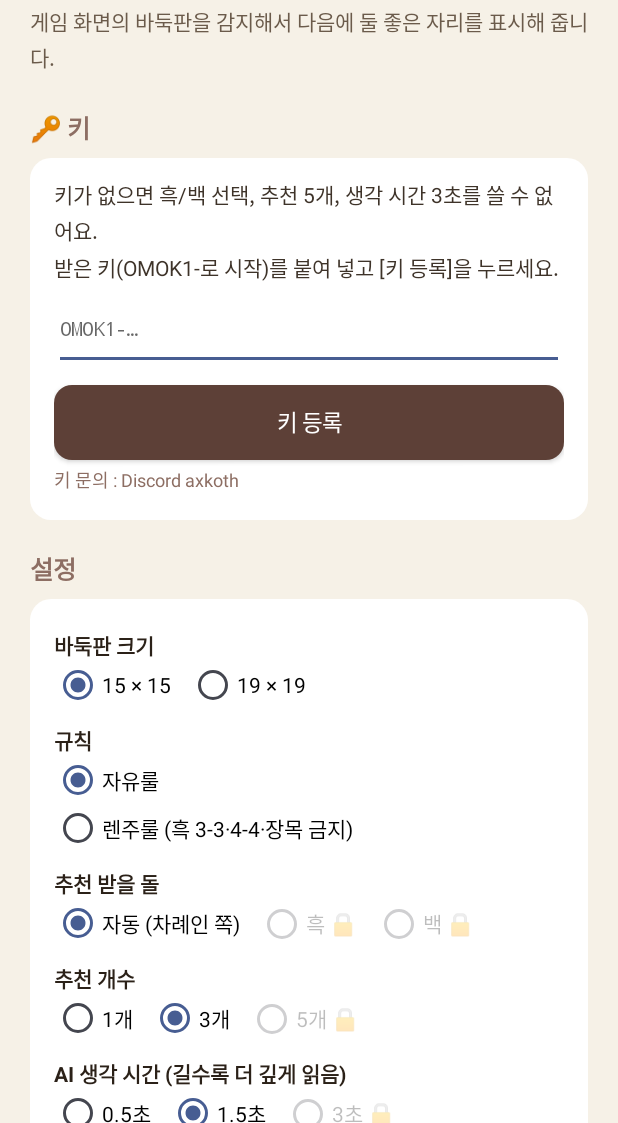
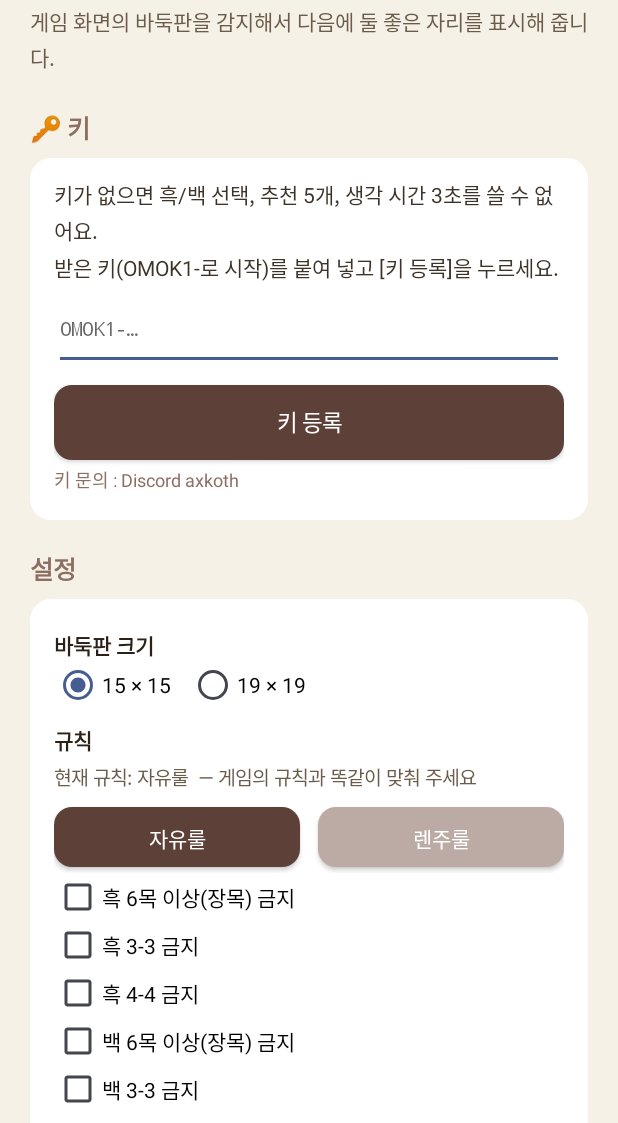
Before and after one commit to 2734c/Omok-helper, an Android app: the screen it shows after launch (MainActivity), on a phone screen of 412 x 824 dp, the part 113-1236 px from its top. Run offline under Robolectric (Android 15) with nearby library versions, the phone set to English and light mode, and no system bars.

Commit message:
규칙을 항목별로 설정: 흑/백 각각 장목·3-3·4-4 금지
- 자유룰/렌주룰 외에 '흑 6목 이상만 금지' 같은 규칙도 설정 가능
- 첫 화면에 [자유룰]/[렌주룰] 버튼과 항목별 체크박스
- 패널 상태에 현재 규칙 이름 표시
- 예전 렌주룰 설정은 자동으로 이어짐

```diff
--- a/app/src/main/java/com/omokhelper/CaptureService.java
+++ b/app/src/main/java/com/omokhelper/CaptureService.java
@@ -250,11 +250,11 @@ public class CaptureService extends Service implements OverlayController.Listene
 
     private void analyzeAndShow(int[] board, Prefs p) {
         int n = p.boardSize;
-        OmokEngine engine = new OmokEngine(n, p.renju);
+        OmokEngine engine = new OmokEngine(n, p.rules);
         engine.load(board);
         int blacks = engine.count(OmokEngine.BLACK), whites = engine.count(OmokEngine.WHITE);
         int side = engine.sideToMove();
-        String counts = "흑 " + blacks + " · 백 " + whites;
+        String counts = "흑 " + blacks + " · 백 " + whites + " · " + OmokEngine.ruleName(p.rules);
 
         float cw = (p.x1 - p.x0) / (n - 1), ch = (p.y1 - p.y0) / (n - 1);
         float cell = Math.min(Math.abs(cw), Math.abs(ch));
--- a/app/src/main/java/com/omokhelper/MainActivity.java
+++ b/app/src/main/java/com/omokhelper/MainActivity.java
@@ -17,6 +17,7 @@ import android.view.Gravity;
 import android.view.View;
 import android.text.InputType;
 import android.widget.Button;
+import android.widget.CheckBox;
 import android.widget.EditText;
 import android.widget.LinearLayout;
 import android.widget.RadioButton;
@@ -71,8 +72,7 @@ public class MainActivity extends Activity {
                 i -> prefs.boardSize = i == 1 ? 19 : 15));
 
         card.addView(label("규칙"));
-        card.addView(radios(new String[]{"자유룰", "렌주룰 (흑 3-3·4-4·장목 금지)"}, prefs.renju ? 1 : 0,
-                i -> prefs.renju = i == 1));
+        buildRules(card);
 
         card.addView(label("추천 받을 돌"));
         card.addView(radios(new String[]{"자동 (차례인 쪽)", "흑", "백"}, prefs.myColor,
@@ -255,6 +255,58 @@ public class MainActivity extends Activity {
         return g;
     }
 
+    // ------------------------------------------------------------------ 규칙
+
+    private void buildRules(LinearLayout card) {
+        TextView current = text("", 13, 0xFF6B5B4B, false);
+        Runnable updateName = () -> current.setText("현재 규칙: " + OmokEngine.ruleName(prefs.rules)
+                + "  — 게임의 규칙과 똑같이 맞춰 주세요");
+        updateName.run();
+        card.addView(current);
+
+        // 한 번에 맞추기
+        LinearLayout presets = new LinearLayout(this);
+        presets.setOrientation(LinearLayout.HORIZONTAL);
+        String[] names = {"자유룰", "렌주룰"};
+        int[] values = {OmokEngine.RULE_FREE, OmokEngine.RULE_RENJU};
+        for (int i = 0; i < 2; i++) {
+            final int v = values[i];
+            Button b = button(names[i], prefs.rules == v ? 0xFF5D4037 : 0xFFBCAAA4);
+            LinearLayout.LayoutParams lp = new LinearLayout.LayoutParams(0, dp(40), 1);
+            lp.setMargins(i == 0 ? 0 : dp(6), dp(6), i == 0 ? dp(6) : 0, dp(4));
+            b.setLayoutParams(lp);
+            b.setTextSize(14);
+            b.setOnClickListener(x -> {
+                prefs.rules = v;
+                prefs.saveSettings(this);
+                buildUi();
+            });
+            presets.addView(b);
+        }
+        card.addView(presets);
+
+        // 항목별 설정
+        String[] labels = {"흑 6목 이상(장목) 금지", "흑 3-3 금지", "흑 4-4 금지",
+                "백 6목 이상(장목) 금지", "백 3-3 금지", "백 4-4 금지"};
+        int[] flags = {OmokEngine.B_OVERLINE, OmokEngine.B_33, OmokEngine.B_44,
+                OmokEngine.W_OVERLINE, OmokEngine.W_33, OmokEngine.W_44};
+        for (int i = 0; i < labels.length; i++) {
+            final int f = flags[i];
+            CheckBox cb = new CheckBox(this);
+            cb.setText(labels[i]);
+            cb.setTextSize(14);
+            cb.setChecked((prefs.rules & f) != 0);
+            cb.setOnCheckedChangeListener((btn, on) -> {
+                prefs.rules = on ? (prefs.rules | f) : (prefs.rules & ~f);
+                prefs.saveSettings(this);
+                updateName.run();
+            });
+            card.addView(cb);
+        }
+        card.addView(text("※ 금지된 자리는 추천하지 않고, 상대가 그 자리로 이기는 것도 걱정하지 않습니다.\n"
+                + "※ 6목 이상 금지를 끄면 6목 이상도 승리로 계산합니다.", 12, 0xFF8D6E63, false));
+    }
+
     // ------------------------------------------------------------------ 키 입력
 
     private void buildKeyCard(LinearLayout keyCard, boolean pro) {
--- a/app/src/main/java/com/omokhelper/OmokEngine.java
+++ b/app/src/main/java/com/omokhelper/OmokEngine.java
@@ -29,17 +29,44 @@ public final class OmokEngine {
     static final int T_NONE = 0, T_TWO = 1, T_OPEN_TWO = 2, T_THREE = 3, T_OPEN_THREE = 4,
             T_FOUR = 5, T_OPEN_FOUR = 6, T_FIVE = 7, T_OVERLINE = 8;
 
+    // ---------------------------------------------------------------- 규칙 (항목별로 켜고 끔)
+    public static final int B_OVERLINE = 1;  // 흑 6목 이상(장목) 금지 : 승리로 치지 않고, 그 자리에 둘 수 없음
+    public static final int B_33 = 2;        // 흑 3-3 금지
+    public static final int B_44 = 4;        // 흑 4-4 금지
+    public static final int W_OVERLINE = 8;  // 백 6목 이상 금지
+    public static final int W_33 = 16;       // 백 3-3 금지
+    public static final int W_44 = 32;       // 백 4-4 금지
+    public static final int RULE_FREE = 0;
+    public static final int RULE_RENJU = B_OVERLINE | B_33 | B_44;
+
     public final int size;
-    public final boolean renju;
+    public final int rules;
     private final int[] cells;
 
     private int nodeCount;
     private int nodeLimit;
 
+    public OmokEngine(int size, int rules) {
+        this.size = size;
+        this.rules = rules;
+        this.cells = new int[size * size];
+    }
+
+    /** renju = true 이면 렌주룰, false 이면 자유룰 */
     public OmokEngine(int size, boolean renju) {
-        this.size = size;
-        this.renju = renju;
-        this.cells = new int[size * size];
+        this(size, renju ? RULE_RENJU : RULE_FREE);
+    }
+
+    private boolean rule(int p, int blackFlag) {
+        int flag = p == BLACK ? blackFlag : blackFlag << 3; // 백 규칙은 흑 규칙의 3비트 위
+        return (rules & flag) != 0;
+    }
+
+    /** 규칙 이름 (화면 표시용) */
+    public static String ruleName(int rules) {
+        if (rules == RULE_FREE) return "자유룰";
+        if (rules == RULE_RENJU) return "렌주룰";
+        return "사용자 규칙";
     }
 
     // ---------------------------------------------------------------- 판 조작
@@ -93,7 +120,7 @@ public final class OmokEngine {
     }
 
     private boolean exact(int p) {
-        return renju && p == BLACK; // 렌주룰의 흑은 정확히 5개만 승리
+        return rule(p, B_OVERLINE); // 장목 금지면 정확히 5개만 승리
     }
 
     // ---------------------------------------------------------------- 5목 판정
@@ -264,13 +291,16 @@ public final class OmokEngine {
         return s;
     }
 
-    /** 렌주룰 흑 금수(3-3, 4-4, 장목) 여부. 5목이 되는 자리는 금수가 아니다. */
+    /** 금수(규칙상 둘 수 없는 자리) 여부 : 장목, 3-3, 4-4. 5목이 되는 자리는 금수가 아니다. */
     public boolean isForbidden(int x, int y, int p) {
-        if (!renju || p != BLACK || get(x, y) != EMPTY) return false;
-        if (makesFive(x, y, BLACK)) return false;
-        if (makesOverline(x, y, BLACK)) return true;
-        Shape s = analyze(x, y, BLACK);
-        return s.fours() >= 2 || s.openThree >= 2;
+        if (get(x, y) != EMPTY) return false;
+        boolean ban6 = rule(p, B_OVERLINE), ban33 = rule(p, B_33), ban44 = rule(p, B_44);
+        if (!ban6 && !ban33 && !ban44) return false;
+        if (makesFive(x, y, p)) return false;
+        if (ban6 && makesOverline(x, y, p)) return true;
+        if (!ban33 && !ban44) return false;
+        Shape s = analyze(x, y, p);
+        return (ban44 && s.fours() >= 2) || (ban33 && s.openThree >= 2);
     }
 
     // ---------------------------------------------------------------- 점수
--- a/app/src/main/java/com/omokhelper/Prefs.java
+++ b/app/src/main/java/com/omokhelper/Prefs.java
@@ -6,7 +6,7 @@ import android.content.SharedPreferences;
 /** 앱 설정 (판 크기, 룰, 내 돌 색, 추천 개수, 바둑판 위치) */
 public final class Prefs {
     public int boardSize = 15;
-    public boolean renju = false;
+    public int rules = 0;            // 규칙 (OmokEngine.B_OVERLINE 등을 합친 값, 0 = 자유룰)
     public int myColor = 0;          // 0 = 차례인 쪽 자동, 1 = 흑, 2 = 백
     public int topN = 3;
     public int thinkLevel = 1;       // 0 = 빠르게(0.5초), 1 = 보통(1.5초), 2 = 깊게(3초)
@@ -24,7 +24,9 @@ public final class Prefs {
         SharedPreferences s = sp(c);
         Prefs p = new Prefs();
         p.boardSize = s.getInt("boardSize", 15);
-        p.renju = s.getBoolean("renju", false);
+        // 예전 버전의 "렌주룰 켜기" 설정도 이어서 쓴다
+        p.rules = s.contains("rules") ? s.getInt("rules", 0)
+                : (s.getBoolean("renju", false) ? OmokEngine.RULE_RENJU : OmokEngine.RULE_FREE);
         p.myColor = s.getInt("myColor", 0);
         p.topN = s.getInt("topN", 3);
         p.thinkLevel = s.getInt("thinkLevel", 1);
@@ -48,7 +50,7 @@ public final class Prefs {
     public void save(Context c) {
         sp(c).edit()
                 .putInt("boardSize", boardSize)
-                .putBoolean("renju", renju)
+                .putInt("rules", rules)
                 .putInt("myColor", myColor)
                 .putInt("topN", topN)
                 .putInt("thinkLevel", thinkLevel)
@@ -67,7 +69,7 @@ public final class Prefs {
     public void saveSettings(Context c) {
         sp(c).edit()
                 .putInt("boardSize", boardSize)
-                .putBoolean("renju", renju)
+                .putInt("rules", rules)
                 .putInt("myColor", myColor)
                 .putInt("topN", topN)
                 .putInt("thinkLevel", thinkLevel)
@@ -125,6 +127,6 @@ public final class Prefs {
 
     /** 설정이 바뀌었는지 비교하기 위한 문자열 */
     public String key() {
-        return boardSize + "/" + renju + "/" + myColor + "/" + topN + "/" + thinkLevel + "/" + calibrated + "/" + x0 + "," + y0 + "," + x1 + "," + y1;
+        return boardSize + "/" + rules + "/" + myColor + "/" + topN + "/" + thinkLevel + "/" + calibrated + "/" + x0 + "," + y0 + "," + x1 + "," + y1;
     }
 }
```
Also changed, not shown: 2 other files.
